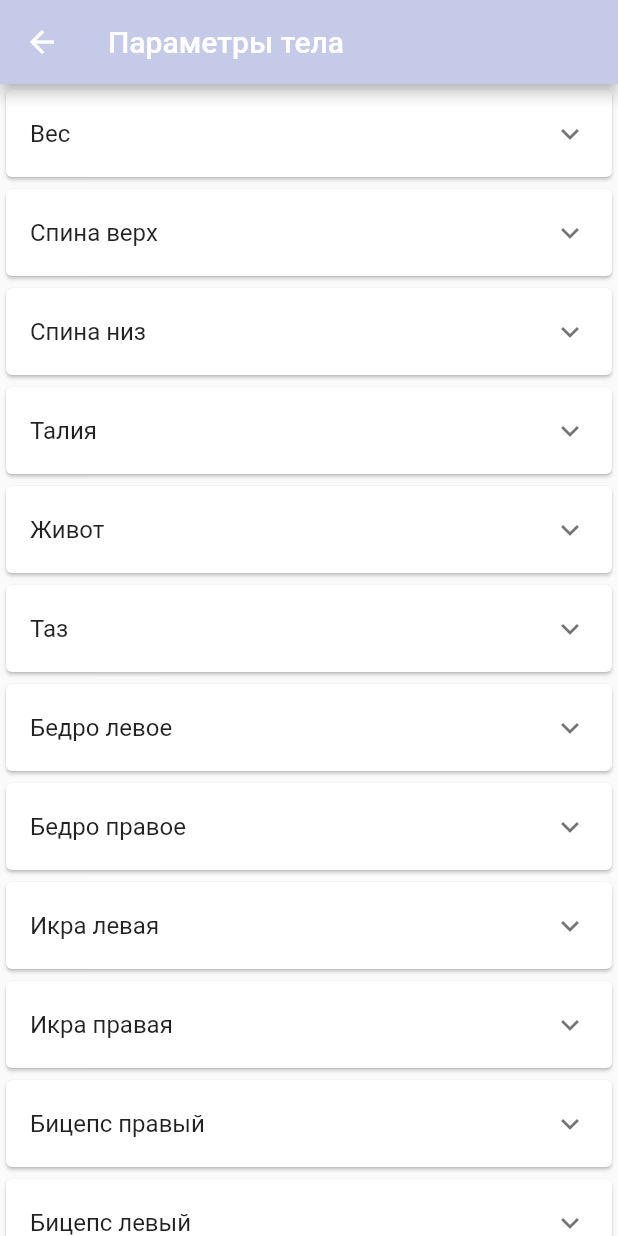
After one commit to rmnsfx/nutrition, a Flutter app: the MeasurePage screen opened directly, on a phone screen of 412 x 824 dp. The commit adds this screen. Run offline on Flutter 3.47's test engine with Material 2 defaults, Android fonts, the phone set to English and light mode, and no system bars; our stand-ins replace cloud_firestore, firebase_core, google_fonts; accounts and stored records are empty.

Commit message:
v1.0.2 measure page

```diff
--- a/lib/elements.dart
+++ b/lib/elements.dart
@@ -15,6 +15,8 @@ final fibre = <String>['Помидор', 'Морковь', 'Свекла', 'Ка
 final breakfast = <String>['Помидор', 'Морковь', 'Свекла', 'Картофель', 'Капуста', 'Лук', 'Шпинат'];
 final day = <String>['Понедельник', 'Вторник', 'Среда', 'Четверг', 'Пятница', 'Суббота', 'Воскресенье'];
 final iconsTrain = <IconData>[ Icons.add_a_photo];
+final measureParameters = <String>['Вес', 'Спина верх', 'Спина низ', 'Талия', 'Живот', 'Таз', 'Бедро левое', 'Бедро правое', 'Икра левая', 'Икра правая', 'Бицепс правый', 'Бицепс левый' ];
+
 
 class Menu {
   //late int id;
@@ -76,6 +78,7 @@ class Training {
   Training(this.name, this.weight, this.touch, this.quantity, this.units, this.url);
 }
 
+/*
 List<Training> trainingMonday = [
   Training("Выпады", 5, 4, 15, " кг.", ""),
   Training("Жим ногами", 130, 4, 15, " кг.", ""),
@@ -111,4 +114,4 @@ List<Training> trainingSaturday = [
 
 List<Training> trainingSunday = [
   Training("Отдых", 0, 0, 0, "", ""),
-];
+];*/
--- a/lib/main.dart
+++ b/lib/main.dart
@@ -2,6 +2,7 @@ import 'package:flutter/material.dart';
 import 'elements.dart';
 import 'food.dart';
 import 'training.dart';
+import 'measure.dart';
 import 'package:google_fonts/google_fonts.dart';
 import 'package:cloud_firestore/cloud_firestore.dart';
 import 'package:firebase_core/firebase_core.dart';
@@ -129,8 +130,8 @@ class MainPage extends StatelessWidget {
               InkWell(
                   onTap: () {
                     //print("Card 3 Clicked");
-                    // Navigator.of(context).push(MaterialPageRoute(
-                    //     builder: (context) => const TrainingPage()));
+                    Navigator.of(context).push(MaterialPageRoute(
+                        builder: (context) => const MeasurePage()));
                   },
                   child: SizedBox(
                     height: MediaQuery.of(context).size.height/5.0,
--- /dev/null
+++ b/lib/measure.dart
@@ -0,0 +1,41 @@
+import 'package:flutter/material.dart';
+import 'elements.dart';
+import 'package:flutter/widgets.dart';
+
+class MeasurePage extends StatelessWidget {
+  const MeasurePage({super.key});
+
+  @override
+  Widget build(BuildContext context) {
+    return Scaffold(
+      appBar: AppBar(
+        title: Text("Параметры тела"),
+        backgroundColor: Colors.indigo.shade100,
+      ),
+      body: ListView.builder(
+          itemCount: measureParameters.length,
+          itemBuilder: (BuildContext context, index) {
+            return Card(
+                child: ExpansionTile(
+                  //leading: Icon(icons[index]),
+                  //trailing: Icon(Icons.keyboard_arrow_right),
+                  title: Text('${measureParameters[index]}'),
+                  //subtitle: Text('${time[index]}'),
+                  children: <Widget>[
+
+                    // if (index == 0)
+                    //   for (var item in menuBreakFast)
+                    //     ListTile(
+                    //       title: Text(item.name),
+                    //       subtitle: Text(item.weightMin.toString() +
+                    //           " - " +
+                    //           item.weightMax.toString() +
+                    //           item.units),
+                    //     ),
+
+                  ],
+                ));
+          }),
+    );
+  }
+}
--- a/pubspec.yaml
+++ b/pubspec.yaml
@@ -16,7 +16,7 @@ publish_to: 'none' # Remove this line if you wish to publish to pub.dev
 # https://developer.apple.com/library/archive/documentation/General/Reference/InfoPlistKeyReference/Articles/CoreFoundationKeys.html
 # In Windows, build-name is used as the major, minor, and patch parts
 # of the product and file versions while build-number is used as the build suffix.
-version: 1.0.1
+version: 1.0.2
 
 environment:
   sdk: '>=2.17.0 <3.0.0'
```
